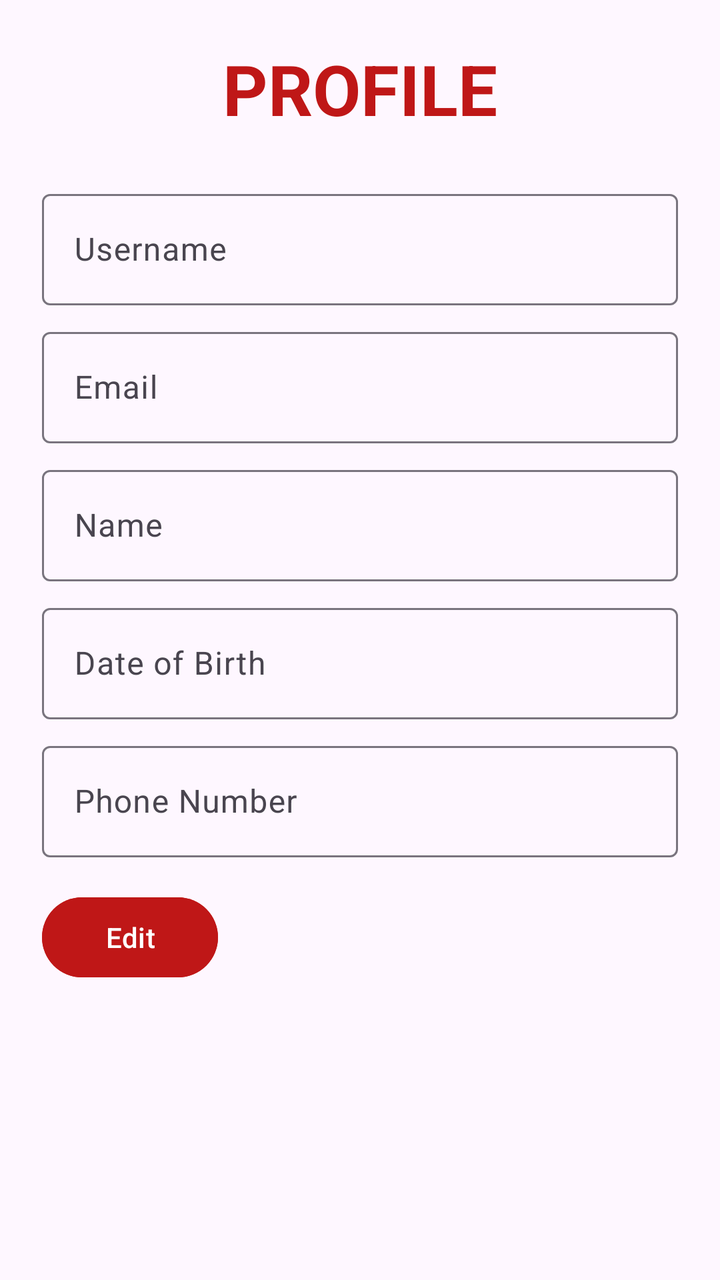
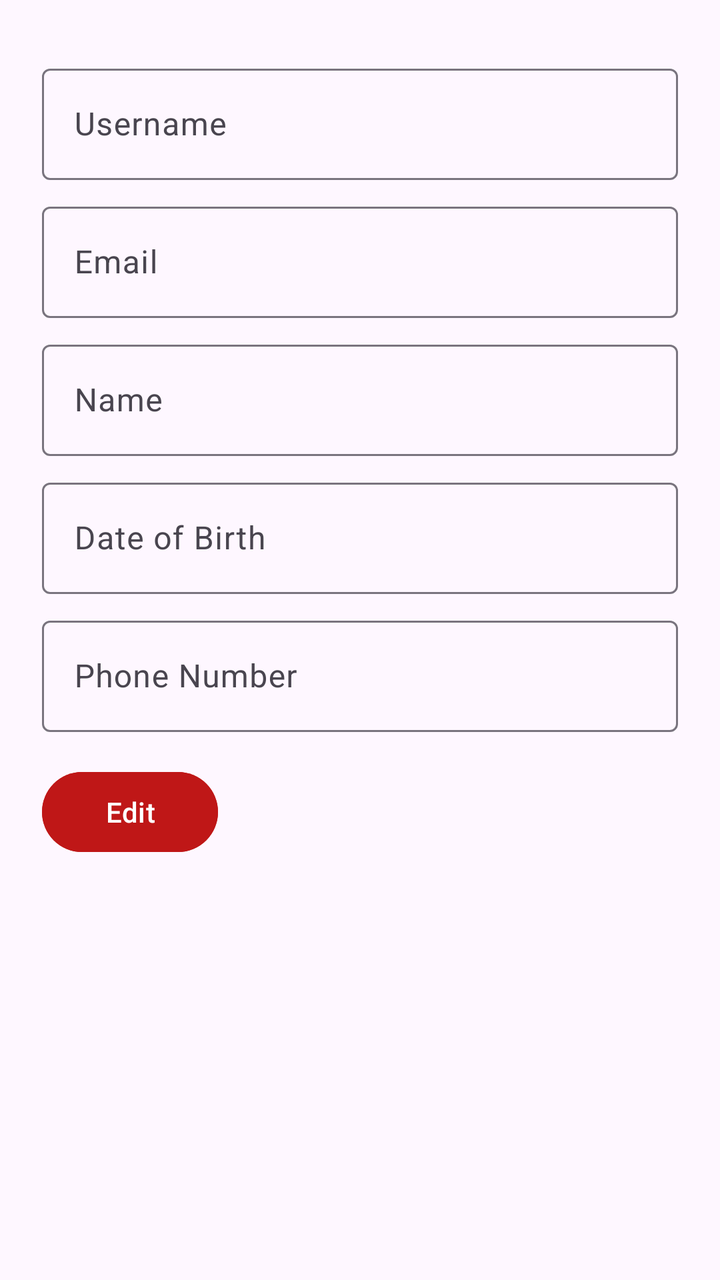

Screens rendered from an Android XML layout before and after an edit, with the pre-edit source and the edit as a unified diff.
<!-- AndroidManifest.xml: application theme Theme.SchoolClubsManagementSystem -->
<!-- res/layout/fragment_profile.xml -->
<?xml version="1.0" encoding="utf-8"?>
<ScrollView xmlns:android="http://schemas.android.com/apk/res/android"
    xmlns:app="http://schemas.android.com/apk/res-auto"
    xmlns:tools="http://schemas.android.com/tools"
    android:layout_width="match_parent"
    android:layout_height="match_parent"
    tools:context=".activities.profileActivity.ProfileFragment">

    <LinearLayout
        android:layout_width="match_parent"
        android:layout_height="wrap_content"
        android:orientation="vertical"
        android:layout_margin="5dp"
        android:padding="16dp">


        <TextView
            android:id="@+id/profileTitle"
            android:layout_width="match_parent"
            android:layout_height="wrap_content"
            android:text="Profile"
            android:textAllCaps="true"
            android:textColor="@color/red"
            android:textSize="35sp"
            android:textAlignment="center"
            android:textStyle="bold"
            android:layout_marginBottom="16dp"/>

        
        <com.google.android.material.textfield.TextInputLayout
            android:layout_width="match_parent"
            android:layout_height="wrap_content"
            android:layout_marginTop="8dp">
            <com.google.android.material.textfield.TextInputEditText
                android:id="@+id/username_edit_text"
                android:layout_width="match_parent"
                android:layout_height="wrap_content"
                android:hint="Username"
                android:inputType="text"
                android:enabled="false" />
        </com.google.android.material.textfield.TextInputLayout>

        
        <com.google.android.material.textfield.TextInputLayout
            android:layout_width="match_parent"
            android:layout_height="wrap_content"
            android:layout_marginTop="8dp">
            <com.google.android.material.textfield.TextInputEditText
                android:id="@+id/email_edit_text"
                android:layout_width="match_parent"
                android:layout_height="wrap_content"
                android:hint="Email"
                android:inputType="textEmailAddress"
                android:enabled="false" />
        </com.google.android.material.textfield.TextInputLayout>

        
        <com.google.android.material.textfield.TextInputLayout
            android:layout_width="match_parent"
            android:layout_height="wrap_content"
            android:layout_marginTop="8dp">
            <com.google.android.material.textfield.TextInputEditText
                android:id="@+id/name_edit_text"
                android:layout_width="match_parent"
                android:layout_height="wrap_content"
                android:hint="Name"
                android:inputType="text"
                android:enabled="false" />
        </com.google.android.material.textfield.TextInputLayout>

        
        <com.google.android.material.textfield.TextInputLayout
            android:layout_width="match_parent"
            android:layout_height="wrap_content"
            android:layout_marginTop="8dp">
            <com.google.android.material.textfield.TextInputEditText
                android:id="@+id/dob_edit_text"
                android:layout_width="match_parent"
                android:layout_height="wrap_content"
                android:hint="Date of Birth"
                android:inputType="date"
                android:enabled="false" />
        </com.google.android.material.textfield.TextInputLayout>

        
        <com.google.android.material.textfield.TextInputLayout
            android:layout_width="match_parent"
            android:layout_height="wrap_content"
            android:layout_marginTop="8dp">
            <com.google.android.material.textfield.TextInputEditText
                android:id="@+id/phone_edit_text"
                android:layout_width="match_parent"
                android:layout_height="wrap_content"
                android:hint="Phone Number"
                android:inputType="phone"
                android:enabled="false" />
        </com.google.android.material.textfield.TextInputLayout>

        
        <Button
            android:id="@+id/edit_button"
            android:layout_width="wrap_content"
            android:layout_height="wrap_content"
            android:text="Edit"
            android:layout_marginTop="16dp"
            android:backgroundTint="@color/red"
            android:textColor="@color/white" />

        <Button
            android:id="@+id/save_button"
            android:layout_width="wrap_content"
            android:layout_height="wrap_content"
            android:text="Save"
            android:visibility="gone"
            android:layout_marginTop="8dp"
            android:backgroundTint="@color/red"
            android:textColor="@color/white" />
    </LinearLayout>
</ScrollView>
<!-- resources referenced by this layout -->
<resources>
  <color name="red">#BF1717</color>
  <color name="white">#FFFFFFFF</color>
  <style name="Theme.SchoolClubsManagementSystem" parent="Base.Theme.SchoolClubsManagementSystem" />
  <style name="Base.Theme.SchoolClubsManagementSystem" parent="Theme.Material3.DayNight.NoActionBar">
          
          <item name="colorPrimary">@color/red</item>
  
      </style>
</resources>

<!-- the commit's change to res/layout/fragment_profile.xml (unified diff, before → after) -->
@@ -9,35 +9,24 @@
     <LinearLayout
         android:layout_width="match_parent"
         android:layout_height="wrap_content"
+        android:layout_margin="5dp"
         android:orientation="vertical"
-        android:layout_margin="5dp"
         android:padding="16dp">
 
-
-        <TextView
-            android:id="@+id/profileTitle"
-            android:layout_width="match_parent"
-            android:layout_height="wrap_content"
-            android:text="Profile"
-            android:textAllCaps="true"
-            android:textColor="@color/red"
-            android:textSize="35sp"
-            android:textAlignment="center"
-            android:textStyle="bold"
-            android:layout_marginBottom="16dp"/>
 
         
         <com.google.android.material.textfield.TextInputLayout
             android:layout_width="match_parent"
             android:layout_height="wrap_content"
             android:layout_marginTop="8dp">
+
             <com.google.android.material.textfield.TextInputEditText
                 android:id="@+id/username_edit_text"
                 android:layout_width="match_parent"
                 android:layout_height="wrap_content"
+                android:enabled="false"
                 android:hint="Username"
-                android:inputType="text"
-                android:enabled="false" />
+                android:inputType="text" />
         </com.google.android.material.textfield.TextInputLayout>
 
         
@@ -45,13 +34,14 @@
             android:layout_width="match_parent"
             android:layout_height="wrap_content"
             android:layout_marginTop="8dp">
+
             <com.google.android.material.textfield.TextInputEditText
                 android:id="@+id/email_edit_text"
                 android:layout_width="match_parent"
                 android:layout_height="wrap_content"
+                android:enabled="false"
                 android:hint="Email"
-                android:inputType="textEmailAddress"
-                android:enabled="false" />
+                android:inputType="textEmailAddress" />
         </com.google.android.material.textfield.TextInputLayout>
 
         
@@ -59,13 +49,14 @@
             android:layout_width="match_parent"
             android:layout_height="wrap_content"
             android:layout_marginTop="8dp">
+
             <com.google.android.material.textfield.TextInputEditText
                 android:id="@+id/name_edit_text"
                 android:layout_width="match_parent"
                 android:layout_height="wrap_content"
+                android:enabled="false"
                 android:hint="Name"
-                android:inputType="text"
-                android:enabled="false" />
+                android:inputType="text" />
         </com.google.android.material.textfield.TextInputLayout>
 
         
@@ -73,13 +64,14 @@
             android:layout_width="match_parent"
             android:layout_height="wrap_content"
             android:layout_marginTop="8dp">
+
             <com.google.android.material.textfield.TextInputEditText
                 android:id="@+id/dob_edit_text"
                 android:layout_width="match_parent"
                 android:layout_height="wrap_content"
+                android:enabled="false"
                 android:hint="Date of Birth"
-                android:inputType="date"
-                android:enabled="false" />
+                android:inputType="date" />
         </com.google.android.material.textfield.TextInputLayout>
 
         
@@ -87,13 +79,14 @@
             android:layout_width="match_parent"
             android:layout_height="wrap_content"
             android:layout_marginTop="8dp">
+
             <com.google.android.material.textfield.TextInputEditText
                 android:id="@+id/phone_edit_text"
                 android:layout_width="match_parent"
                 android:layout_height="wrap_content"
+                android:enabled="false"
                 android:hint="Phone Number"
-                android:inputType="phone"
-                android:enabled="false" />
+                android:inputType="phone" />
         </com.google.android.material.textfield.TextInputLayout>
 
         
@@ -101,19 +94,19 @@
             android:id="@+id/edit_button"
             android:layout_width="wrap_content"
             android:layout_height="wrap_content"
-            android:text="Edit"
             android:layout_marginTop="16dp"
             android:backgroundTint="@color/red"
+            android:text="Edit"
             android:textColor="@color/white" />
 
         <Button
             android:id="@+id/save_button"
             android:layout_width="wrap_content"
             android:layout_height="wrap_content"
-            android:text="Save"
-            android:visibility="gone"
             android:layout_marginTop="8dp"
             android:backgroundTint="@color/red"
-            android:textColor="@color/white" />
+            android:text="Save"
+            android:textColor="@color/white"
+            android:visibility="gone" />
     </LinearLayout>
 </ScrollView>
